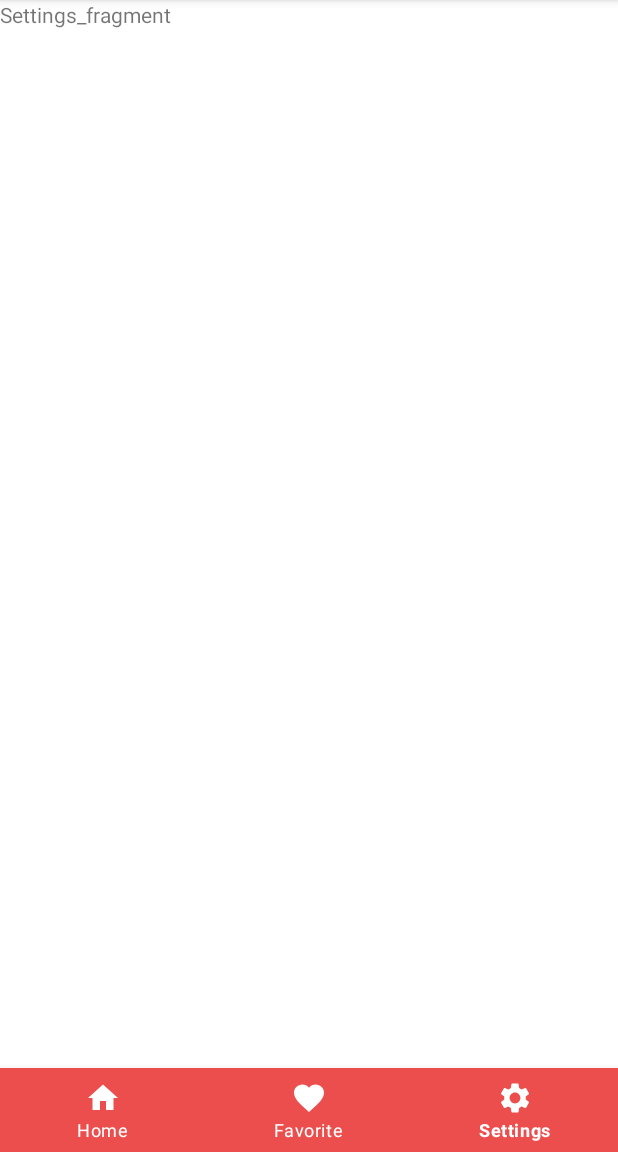
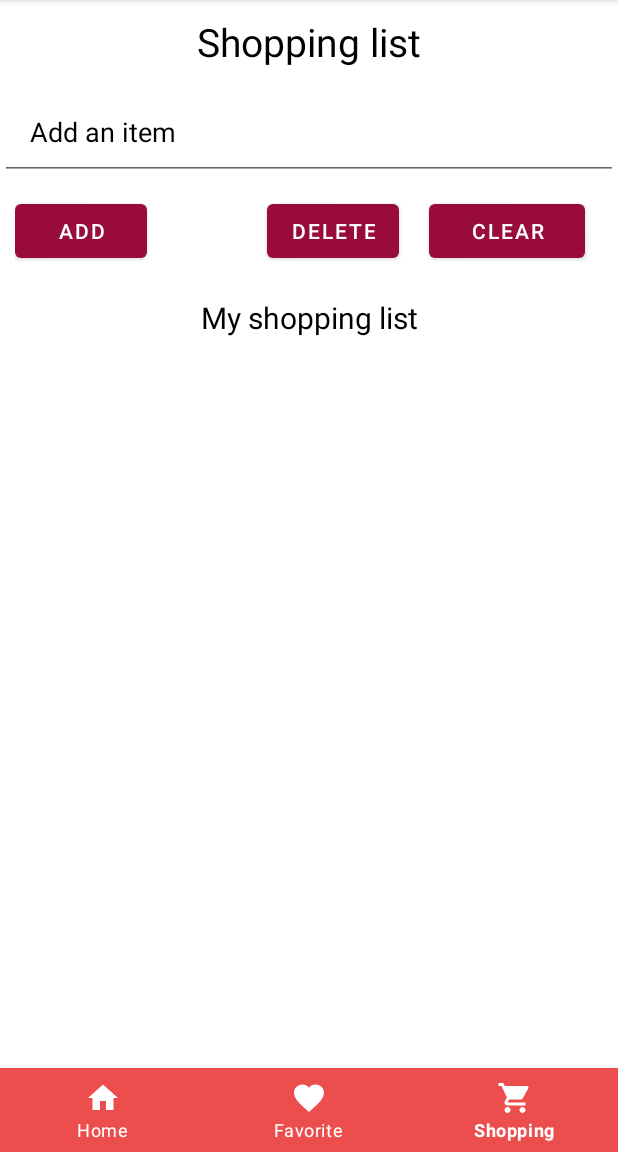
Before and after one commit to yuyus19/KogeBog, an Android app: the screen it shows after launch (MainActivity), item 3 of the bottom bar chosen, on a phone screen of 412 x 824 dp, the part 84-1236 px from its top. Run offline under Robolectric (Android 15) with nearby library versions, the phone set to English and light mode, and no system bars.

Commit message:
med shopping list

```diff
--- a/app/src/main/java/com/example/kogebog/MainActivity.kt
+++ b/app/src/main/java/com/example/kogebog/MainActivity.kt
@@ -2,14 +2,12 @@ package com.example.kogebog
 
 import androidx.appcompat.app.AppCompatActivity
 import android.os.Bundle
-import android.widget.ImageView
 import androidx.fragment.app.Fragment
 import com.example.dicerally.R
 import com.example.dicerally.databinding.ActivityMainBinding
 import com.example.kogebog.favouriteOption.FavouritesFragment
-import com.example.kogebog.XXXfragments.HomeFragment
 import com.example.kogebog.homeOption.RecipeFragment
-import com.example.kogebog.settingsOption.SettingsFragment
+import com.example.kogebog.shoppingOption.ShoppingFragment
 
 
 class MainActivity : AppCompatActivity() {
@@ -24,8 +22,7 @@ class MainActivity : AppCompatActivity() {
 
         val homeFragment= RecipeFragment()
         val favoritesFragment= FavouritesFragment()
-        val settingsFragment= SettingsFragment()
-
+        val shoppingFragment= ShoppingFragment()
 if(null==savedInstanceState){
         makeCurrentFragment(homeFragment)}
 
@@ -33,7 +30,7 @@ binding.bottomNavigation.setOnNavigationItemSelectedListener {
     when(it.itemId){
         R.id.ic_home ->makeCurrentFragment(homeFragment)
         R.id.ic_favorite ->makeCurrentFragment(favoritesFragment)
-        R.id.ic_set ->makeCurrentFragment(settingsFragment)
+        R.id.ic_shop ->makeCurrentFragment(shoppingFragment)
     }
     true
 }
--- a/app/src/main/java/com/example/kogebog/settingsOption/SettingsFragment.kt
+++ b/app/src/main/java/com/example/kogebog/shoppingOption/ShoppingFragment.kt
@@ -1,4 +1,4 @@
-package com.example.kogebog.settingsOption
+package com.example.kogebog.shoppingOption
 
 import android.os.Bundle
 import androidx.fragment.app.Fragment
@@ -8,7 +8,7 @@ import android.view.ViewGroup
 import com.example.dicerally.R
 
 
-class SettingsFragment : Fragment() {
+class ShoppingFragment : Fragment() {
 
 
     override fun onCreate(savedInstanceState: Bundle?) {
@@ -22,7 +22,7 @@ class SettingsFragment : Fragment() {
             savedInstanceState: Bundle?
     ): View? {
         // Inflate the layout for this fragment
-        return inflater.inflate(R.layout.fragment_settings, container, false)
+        return inflater.inflate(R.layout.fragment_shopping, container, false)
     }
 
 
--- a/app/src/main/java/com/example/kogebog/settingsOption/profilFragment.kt
+++ b/app/src/main/java/com/example/kogebog/shoppingOption/profilFragment.kt
@@ -1,4 +1,4 @@
-package com.example.kogebog.settingsOption
+package com.example.kogebog.shoppingOption
 
 import android.os.Bundle
 import androidx.fragment.app.Fragment
--- /dev/null
+++ b/app/src/main/res/drawable/ic_shopping.xml
@@ -0,0 +1,10 @@
+<vector xmlns:android="http://schemas.android.com/apk/res/android"
+    android:width="24dp"
+    android:height="24dp"
+    android:viewportWidth="24"
+    android:viewportHeight="24"
+    android:tint="?attr/colorControlNormal">
+  <path
+      android:fillColor="@android:color/white"
+      android:pathData="M7,18c-1.1,0 -1.99,0.9 -1.99,2S5.9,22 7,22s2,-0.9 2,-2 -0.9,-2 -2,-2zM1,2v2h2l3.6,7.59 -1.35,2.45c-0.16,0.28 -0.25,0.61 -0.25,0.96 0,1.1 0.9,2 2,2h12v-2L7.42,15c-0.14,0 -0.25,-0.11 -0.25,-0.25l0.03,-0.12 0.9,-1.63h7.45c0.75,0 1.41,-0.41 1.75,-1.03l3.58,-6.49c0.08,-0.14 0.12,-0.31 0.12,-0.48 0,-0.55 -0.45,-1 -1,-1L5.21,4l-0.94,-2L1,2zM17,18c-1.1,0 -1.99,0.9 -1.99,2s0.89,2 1.99,2 2,-0.9 2,-2 -0.9,-2 -2,-2z"/>
+</vector>
--- a/app/src/main/res/layout/fragment_settings.xml
+++ /dev/null
@@ -1,18 +0,0 @@
-<?xml version="1.0" encoding="utf-8"?>
-<FrameLayout xmlns:android="http://schemas.android.com/apk/res/android"
-
-    android:id="@+id/fl_settings"
-    xmlns:tools="http://schemas.android.com/tools"
-    android:layout_width="match_parent"
-    android:layout_height="match_parent"
-    tools:context="com.example.kogebog.settingsOption.SettingsFragment"
-    android:foregroundGravity="center_horizontal">
-
-
-    <TextView
-        android:id="@+id/textView"
-        android:layout_width="wrap_content"
-        android:layout_height="wrap_content"
-        android:foregroundGravity="center_vertical"
-        android:text="Settings_fragment" />
-</FrameLayout>
--- /dev/null
+++ b/app/src/main/res/layout/fragment_shopping.xml
@@ -0,0 +1,73 @@
+<?xml version="1.0" encoding="utf-8"?>
+<RelativeLayout      xmlns:android="http://schemas.android.com/apk/res/android"
+    xmlns:app="http://schemas.android.com/apk/res-auto"
+    xmlns:tools="http://schemas.android.com/tools"
+    android:layout_width="match_parent"
+    android:layout_height="match_parent"
+    tools:context="com.example.kogebog.MainActivity">
+    <TextView
+        android:id="@+id/textView"
+        android:layout_width="match_parent"
+        android:layout_height="wrap_content"
+        android:gravity="center"
+        android:padding="10dp"
+        android:text="Shopping list"
+        android:textColor="@color/black"
+        android:textSize="26dp"
+        />
+    <EditText
+        android:layout_below="@id/textView"
+        android:id="@+id/editText"
+        android:padding="20dp"
+        android:layout_width="match_parent"
+        android:layout_height="wrap_content"
+        android:hint="Add an item"
+        android:textColorHint="@color/black"
+        android:textColor="@color/black"/>
+    <LinearLayout
+        android:layout_width="match_parent"
+        android:layout_height="wrap_content"
+        android:id="@+id/linearLayout1"
+        android:orientation="horizontal"
+        android:layout_below="@id/editText"
+        android:padding="10dp">
+        <Button
+            android:id="@+id/add"
+            android:layout_width="wrap_content"
+            android:layout_height="wrap_content"
+            android:text="Add"/>
+        <Button
+            android:id="@+id/delete"
+            android:layout_width="wrap_content"
+            android:layout_height="wrap_content"
+            android:text="Delete"
+            android:layout_marginLeft="80dp"/>
+
+        <Button
+            android:id="@+id/clear"
+            android:layout_width="104dp"
+            android:layout_height="wrap_content"
+            android:layout_marginLeft="20dp"
+            android:text="Clear" />
+    </LinearLayout>
+
+    <TextView
+        android:id="@+id/textView1"
+        android:layout_width="match_parent"
+        android:layout_height="wrap_content"
+        android:gravity="center"
+        android:padding="10dp"
+        android:layout_below="@id/linearLayout1"
+        android:text="My shopping list"
+        android:textSize="20dp"
+        android:textColor="@color/black"
+        />
+
+    <ListView
+        android:id="@+id/listView"
+        android:layout_width="wrap_content"
+        android:layout_height="match_parent"
+        android:layout_below="@id/textView1"
+        android:choiceMode="multipleChoice"/>
+
+</RelativeLayout>
--- a/app/src/main/res/menu/nav_menu.xml
+++ b/app/src/main/res/menu/nav_menu.xml
@@ -14,9 +14,9 @@
         />
 
     <item
-        android:id="@+id/ic_set"
-        android:icon="@drawable/ic__settings"
-        android:title="@string/settings"
+        android:id="@+id/ic_shop"
+        android:icon="@drawable/ic_shopping"
+        android:title="@string/shopping"
         />
 
 
--- a/app/src/main/res/values/strings.xml
+++ b/app/src/main/res/values/strings.xml
@@ -4,7 +4,7 @@
     <string name="hello_bitches">Hello Bitches</string>
     <string name="home">Home</string>
     <string name="favorite">Favorite</string>
-    <string name="settings">Settings</string>
+    <string name="shopping">Shopping</string>
     <!-- TODO: Remove or change this placeholder text -->
     <string name="hello_blank_fragment">Hello blank fragment</string>
     <string name="Home" />
```
